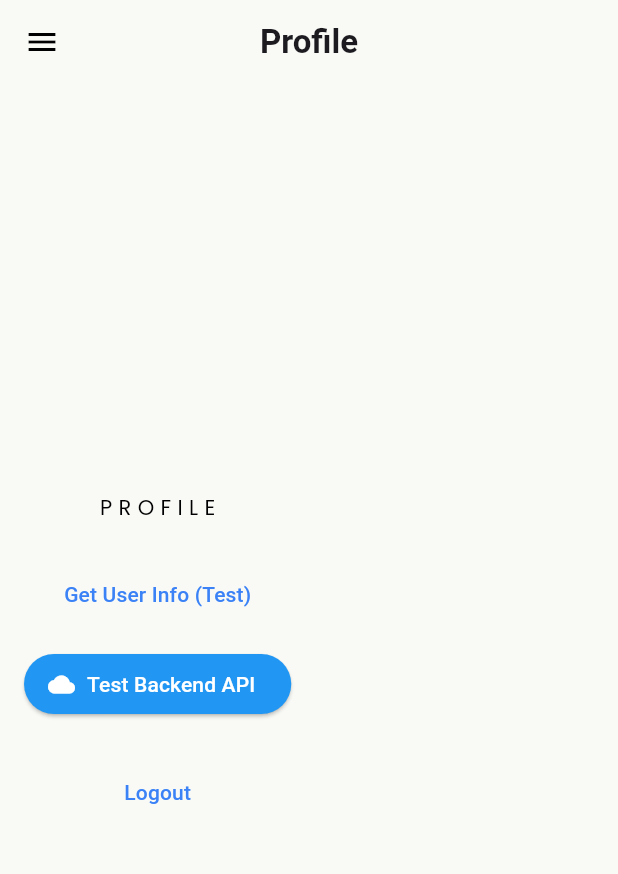
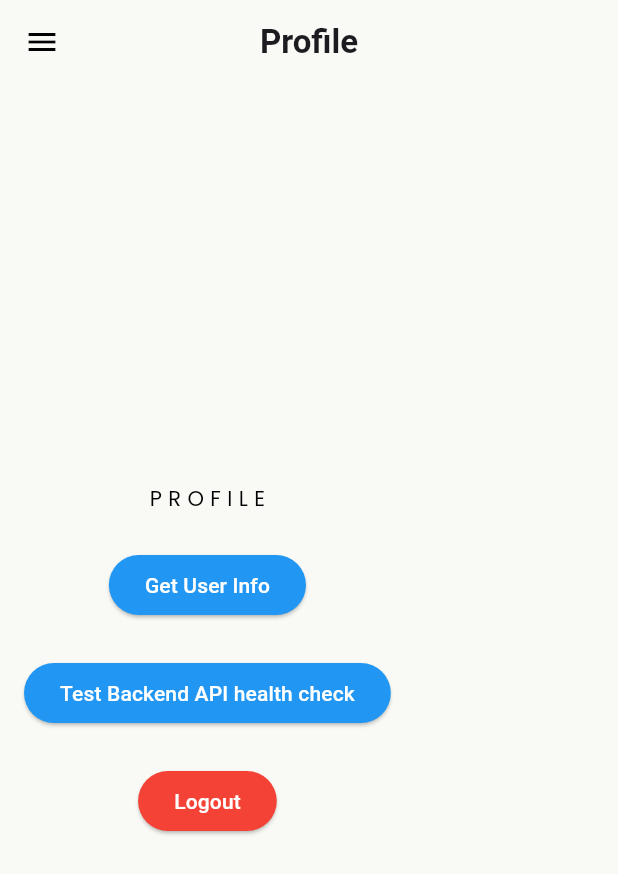
Before and after one commit to Awhalen1999/kaboodle, a Flutter app: the screen it shows once a user with an empty profile is signed in, on a phone screen of 412 x 824 dp. Shown: the top 874 px of the screen. Run offline on Flutter 3.47's test engine with Material 3 defaults, Android fonts, the phone set to English and light mode, and no system bars; our stand-ins replace firebase_auth, firebase_core, flutter_svg, go_router, google_sign_in, modal_bottom_sheet and 1 more; accounts and stored records are empty.

Commit message:
update todo and fix redirect on logout

```diff
--- a/lib/features/profile/widgets/profile_body.dart
+++ b/lib/features/profile/widgets/profile_body.dart
@@ -35,7 +35,8 @@ class ProfileBody extends StatelessWidget {
     final isHealthy = await tripService.healthCheck();
 
     if (isHealthy) {
-      debugPrint('✅ Health Check PASSED - Backend is running on http://localhost:9000');
+      debugPrint(
+          '✅ Health Check PASSED - Backend is running on http://localhost:9000');
     } else {
       debugPrint('❌ Health Check FAILED - Backend is not reachable');
       debugPrint('Make sure backend is running on http://localhost:9000');
@@ -54,24 +55,31 @@ class ProfileBody extends StatelessWidget {
         children: [
           const Text('P R O F I L E'),
           const SizedBox(height: 24),
-          TextButton(
+          ElevatedButton(
             onPressed: _getUserInfo,
-            child: const Text("Get User Info (Test)"),
-          ),
-          const SizedBox(height: 12),
-          ElevatedButton.icon(
-            onPressed: () => _testBackendConnection(context),
-            icon: const Icon(Icons.cloud),
-            label: const Text("Test Backend API"),
+            child: const Text("Get User Info"),
             style: ElevatedButton.styleFrom(
               backgroundColor: Colors.blue,
               foregroundColor: Colors.white,
             ),
           ),
           const SizedBox(height: 24),
-          TextButton(
+          ElevatedButton(
+            onPressed: () => _testBackendConnection(context),
+            child: const Text("Test Backend API health check"),
+            style: ElevatedButton.styleFrom(
+              backgroundColor: Colors.blue,
+              foregroundColor: Colors.white,
+            ),
+          ),
+          const SizedBox(height: 24),
+          ElevatedButton(
             onPressed: () => _logout(context),
             child: const Text("Logout"),
+            style: ElevatedButton.styleFrom(
+              backgroundColor: Colors.red,
+              foregroundColor: Colors.white,
+            ),
           )
         ],
       ),
--- a/lib/services/auth/auth_service.dart
+++ b/lib/services/auth/auth_service.dart
@@ -155,7 +155,7 @@ class AuthService {
     // Delay if needed, then check if context is still valid before redirecting
     await Future.delayed(const Duration(seconds: 1));
     if (!context.mounted) return;
-    context.go('/login');
+    context.go('/welcome');
   }
 
   Future<void> signInWithGoogle({
```
Also changed, not shown: 1 other file.
